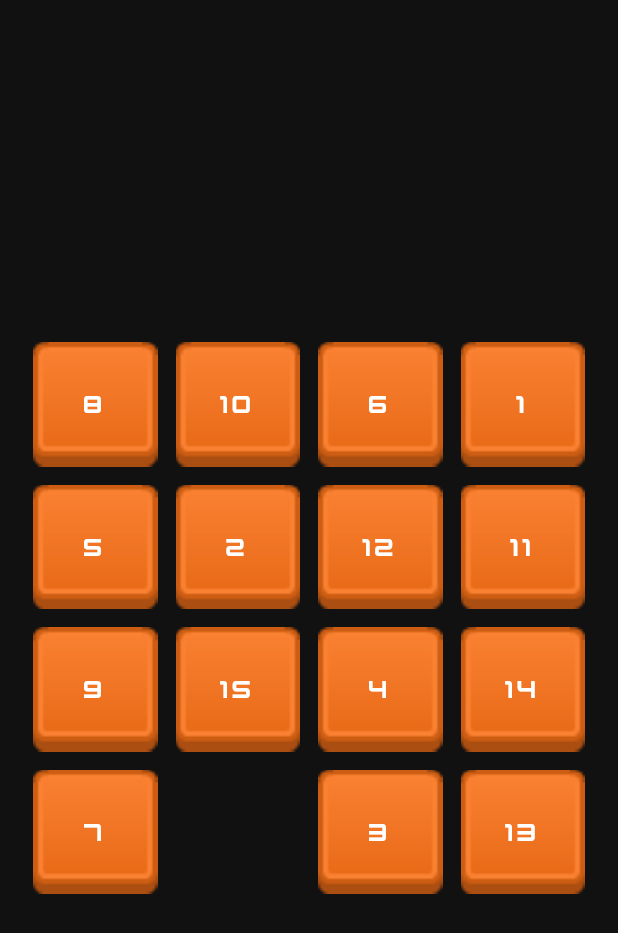
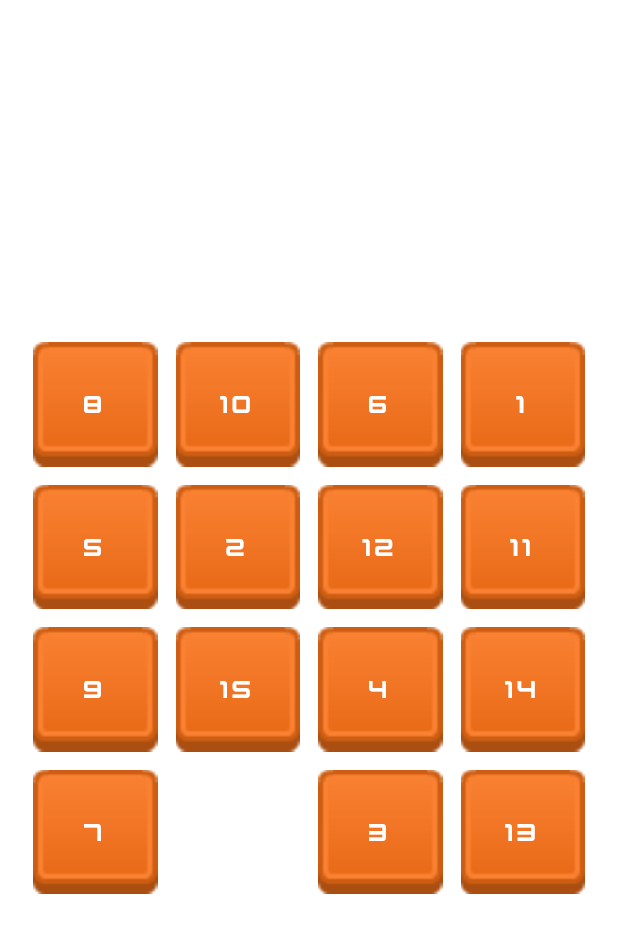
Before and after one commit to definev/slideparty, a Flutter app: the screen it shows after launch, after a tap on "Single Mode", on a phone screen of 412 x 824 dp. Shown: the top 933 px of the screen. Run offline on Flutter 3.47's test engine with Material 2 defaults, Android fonts, the phone set to English and light mode, and no system bars; our stand-ins replace equatable, flex_color_scheme, flutter_hooks, flutter_riverpod, go_router, hooks_riverpod and 2 more.

Commit message:
feat: add app color systems, enable full-screen

```diff
--- a/lib/app.dart
+++ b/lib/app.dart
@@ -156,9 +156,22 @@ class _AppState extends State<App> {
       routeInformationParser: App.router.routeInformationParser,
       routerDelegate: App.router.routerDelegate,
       debugShowCheckedModeBanner: false,
-      theme: FlexColorScheme.dark(
+      themeMode: ThemeMode.system,
+      theme: FlexColorScheme.light(
         fontFamily: 'kenvector_future',
-        scheme: FlexScheme.redWine,
+        primary: const Color(0xFF25ADE6),
+        // primary: const Color(0xFF75CF4E),
+        // primary: const Color(0xFFFFCD06),
+        // primary: const Color(0xFFED701E),
+        blendLevel: 20,
+        surfaceMode: FlexSurfaceMode.highSurfaceLowScaffold,
+      ).toTheme,
+      darkTheme: FlexColorScheme.dark(
+        fontFamily: 'kenvector_future',
+        primary: const Color(0xFF25ADE6),
+        // primary: const Color(0xFF75CF4E),
+        // primary: const Color(0xFFFFCD06),
+        // primary: const Color(0xFFED701E),
         blendLevel: 20,
         surfaceMode: FlexSurfaceMode.highSurfaceLowScaffold,
       ).toTheme,
--- a/lib/main.dart
+++ b/lib/main.dart
@@ -1,7 +1,10 @@
 import 'package:flutter/material.dart';
+import 'package:flutter/services.dart';
 import 'package:flutter_riverpod/flutter_riverpod.dart';
 import 'package:slideparty/app.dart';
 
 void main() {
+  WidgetsFlutterBinding.ensureInitialized();
+  SystemChrome.setEnabledSystemUIMode(SystemUiMode.immersive, overlays: []);
   runApp(const ProviderScope(child: App()));
 }
```
Also changed, not shown: lib/src/utils/slideparty_colors.dart (added, +31 -0 lines).
